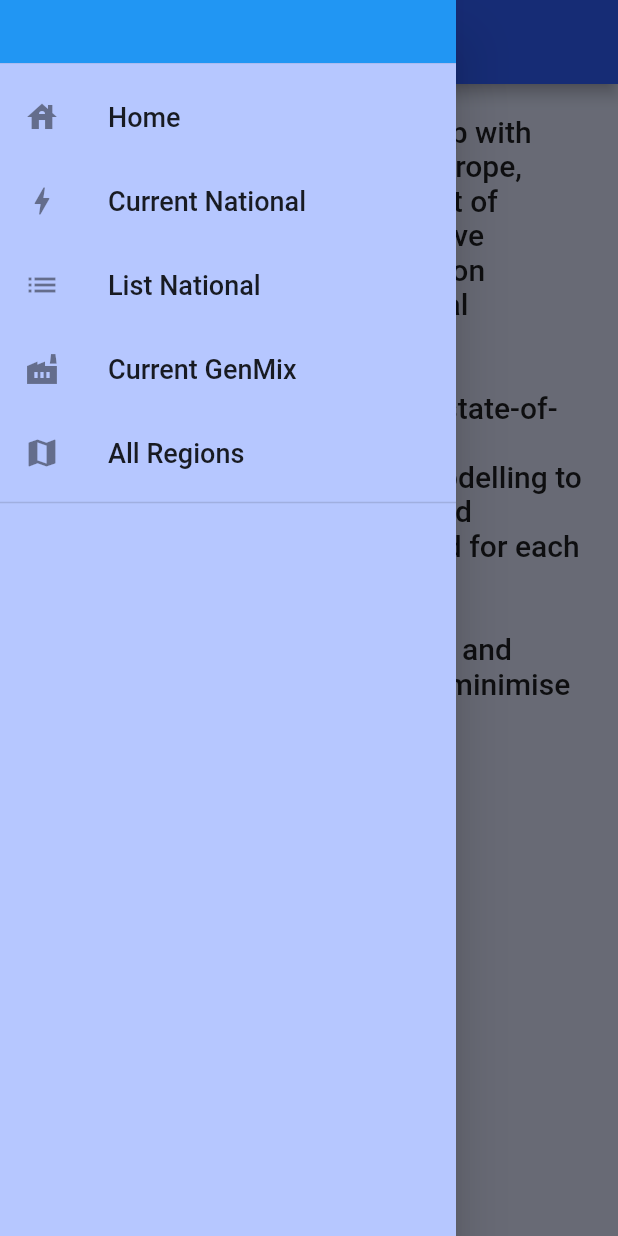
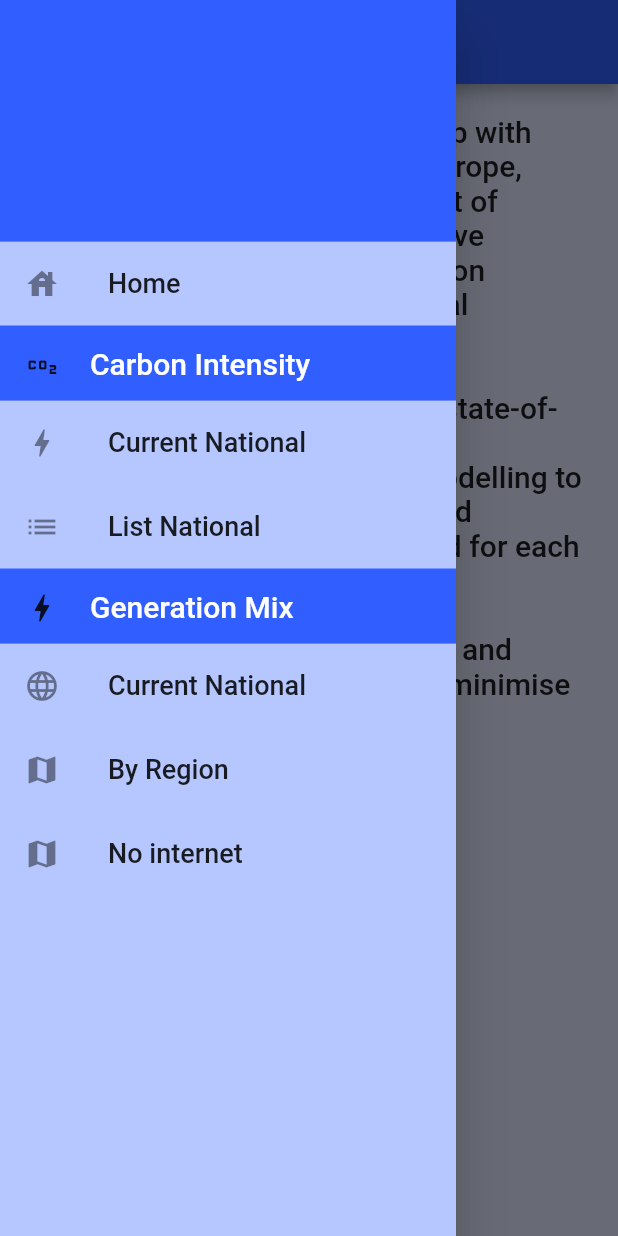
Before and after one commit to jordansrowles/carbonintensity_app, a Flutter app: the screen it shows after launch, with the side drawer open, on a phone screen of 412 x 824 dp. Run offline on Flutter 3.47's test engine with Material 2 defaults, Android fonts, the light colour scheme and no system bars; our stand-ins replace connectivity_plus, syncfusion_flutter_charts; missing offline and left inert: ukintensity_integration.

Commit message:
See full commit for details. Some minor changes, some breaking changes Ran reformatting, removed some dead comment blocks Added doc screenshots Added connectivity_plus 2.2.1, and some utility methods to utils.dart Added internet connection things to all_regional_intensity.dart Added Widget method for creating headings in drawer.dart, renamed some of the titles Added a no internet connection page (don't know if I'll use it yet)

```diff
--- a/ukintensity_frontend/lib/pages/home.dart
+++ b/ukintensity_frontend/lib/pages/home.dart
@@ -14,7 +14,6 @@ class MyHomePage extends StatefulWidget {
 }
 
 class _MyHomePageState extends State<MyHomePage> {
-
   _launchDocs() async {
     if (!await launchUrl(Uri.parse("https://carbon-intensity.github.io/api-definitions/"))) {
       throw 'Could not launch docs';
@@ -76,40 +75,9 @@ class _MyHomePageState extends State<MyHomePage> {
                       Flexible(child: ElevatedButton(onPressed: _launchEndpoints, child: const Text('API Endpoints'))),
                     ]),
                   ),
-
-                  /*
-                   Column(
-                        children: <Widget>[
-                          ElevatedButton(onPressed: _launchSite, child: const Text('API Website')),
-                          const Spacer(),
-                          ElevatedButton(onPressed: _launchDocs, child: const Text('API Documentation')),
-                          const Spacer(),
-                          ElevatedButton(onPressed: _launchEndpoints, child: const Text('API Endpoints'))
-                        ],
-                      )*/
                 ]),
           ),
         )
-
-        /*Center(
-        child: Column(
-          mainAxisAlignment: MainAxisAlignment.center,
-          children: <Widget>[
-            const Text(
-              'You have pushed the button this many times:',
-            ),
-            Text(
-              '$_counter',
-              style: Theme.of(context).textTheme.headline4,
-            ),
-          ],
-        ),
-      ),
-      floatingActionButton: FloatingActionButton(
-        onPressed: _incrementCounter,
-        tooltip: 'Increment',
-        child: const Icon(Icons.add),
-      ),*/
         );
   }
 }
--- a/ukintensity_frontend/lib/widgets/drawer.dart
+++ b/ukintensity_frontend/lib/widgets/drawer.dart
@@ -4,6 +4,8 @@ import 'package:ukintensity_app/pages/current/all_today_intensity_new.dart';
 import 'package:ukintensity_app/pages/current/generation_mix.dart';
 import 'package:ukintensity_app/pages/current/national_intensity.dart';
 import 'package:ukintensity_app/pages/home.dart';
+import 'package:ukintensity_app/pages/no_internet.dart';
+import 'package:ukintensity_app/utils/colours.dart';
 
 class DrawerWidget extends StatefulWidget {
   const DrawerWidget({super.key});
@@ -13,34 +15,60 @@ class DrawerWidget extends StatefulWidget {
 }
 
 class _DrawerWidgetState extends State<DrawerWidget> {
+  // default values for height from flutter _kDrawerHeaderHeight
+  Widget _createHeader(String text, {double height = 160.0 + 1.0, required BuildContext context, IconData? icon}) {
+    return SizedBox(
+      height: height,
+      child: DrawerHeader(
+          margin: EdgeInsets.zero,
+          padding: EdgeInsets.zero,
+          decoration: BoxDecoration(
+            color: Theme.of(context).colorScheme.primary,
+            /*image: DecorationImage(
+                fit: BoxFit.fill,
+                image:  AssetImage('path/to/header_background.png'))*/
+          ),
+          child: Stack(children: <Widget>[
+            Positioned(
+                bottom: 12.0,
+                left: 16.0,
+                child: Wrap(
+                  spacing: 20,
+                  children: <Widget>[
+                    Icon(icon),
+                    Text(text, style: const TextStyle(color: Colors.white, fontSize: 20.0, fontWeight: FontWeight.w500))
+                  ],
+                )),
+          ])),
+    );
+  }
+
   @override
   Widget build(BuildContext context) {
     return Drawer(
       child: ListView(
         padding: EdgeInsets.zero,
         children: [
-          const SizedBox(
-            height: 50,
-            child: DrawerHeader(
-              decoration: BoxDecoration(
-                color: Colors.blue,
-              ),
-              padding: EdgeInsets.zero,
-              child: Text(""),
+          _createHeader("", context: context),
+          ListTile(
+            title: const Text(
+              "Home",
+              style: TextStyle(fontSize: 18),
             ),
-          ),
-          ListTile(
-            title: const Text("Home", style: TextStyle(fontSize: 18),),
             leading: const Icon(Icons.house),
             onTap: () async {
               Navigator.of(context).push(MaterialPageRoute(
                   builder: (context) => const MyHomePage(
-                        title: "National Intensity UK",
+                        title: "Carbon Intensity UK",
                       )));
             },
           ),
+          _createHeader("Carbon Intensity", height: 50, context: context, icon: Icons.co2_outlined),
           ListTile(
-            title: const Text("Current National", style: TextStyle(fontSize: 18),),
+            title: const Text(
+              "Current National",
+              style: TextStyle(fontSize: 18),
+            ),
             leading: const Icon(Icons.bolt),
             onTap: () async {
               Navigator.of(context).push(MaterialPageRoute(
@@ -50,7 +78,10 @@ class _DrawerWidgetState extends State<DrawerWidget> {
             },
           ),
           ListTile(
-            title: const Text("List National", style: TextStyle(fontSize: 18),),
+            title: const Text(
+              "List National",
+              style: TextStyle(fontSize: 18),
+            ),
             leading: const Icon(Icons.list),
             onTap: () async {
               Navigator.of(context).push(MaterialPageRoute(
@@ -59,9 +90,13 @@ class _DrawerWidgetState extends State<DrawerWidget> {
                       )));
             },
           ),
+          _createHeader("Generation Mix", height: 50, context: context, icon: Icons.bolt),
           ListTile(
-            title: const Text("Current GenMix", style: TextStyle(fontSize: 18),),
-            leading: const Icon(Icons.factory),
+            title: const Text(
+              "Current National",
+              style: TextStyle(fontSize: 18),
+            ),
+            leading: const Icon(Icons.language_outlined),
             onTap: () async {
               Navigator.of(context).push(MaterialPageRoute(
                   builder: (context) => const CurrentGenMixPage(
@@ -69,18 +104,32 @@ class _DrawerWidgetState extends State<DrawerWidget> {
                       )));
             },
           ),
-          ListTile(            title: const Text("All Regions", style: TextStyle(fontSize: 18),),
+          ListTile(
+            title: const Text(
+              "By Region",
+              style: TextStyle(fontSize: 18),
+            ),
             leading: const Icon(Icons.map),
             onTap: () async {
               Navigator.of(context).push(MaterialPageRoute(
                   builder: (context) => const AllRegionalIntensityPage(
-                        title: "All Regions",
-                      )));
+                    title: "All Regions",
+                  )));
             },
           ),
-          const Divider(
-            height: 10,
-            thickness: 1,
+
+          ListTile(
+            title: const Text(
+              "No internet",
+              style: TextStyle(fontSize: 18),
+            ),
+            leading: const Icon(Icons.map),
+            onTap: () async {
+              Navigator.of(context).push(MaterialPageRoute(
+                  builder: (context) => const NoInternetPage(
+                    title: "No Connection!",
+                  )));
+            },
           ),
         ],
       ),
--- a/ukintensity_frontend/lib/widgets/intensity/intensity_card.dart
+++ b/ukintensity_frontend/lib/widgets/intensity/intensity_card.dart
@@ -6,12 +6,16 @@ import 'package:ukintensity_integration/ukintensity_integration.dart';
 
 class IntensityCard extends StatelessWidget {
   final IntensityData snapshot;
+
   /// show datetime string at top
   final bool showDate;
+
   /// display forecast and actual in the same column
   final bool isCompact;
+
   /// display actual column
   final bool showActual;
+
   /// display forecast column
   final bool showForecast;
 
--- a/ukintensity_frontend/pubspec.yaml
+++ b/ukintensity_frontend/pubspec.yaml
@@ -41,6 +41,7 @@ dependencies:
     path: ../ukintensity_integration
   syncfusion_flutter_charts: ^20.3.47
   url_launcher: ^6.1.6
+  connectivity_plus: ^2.2.1
   intl:
 
 dev_dependencies:
```
Also changed, not shown: ukintensity_frontend/lib/pages/current/all_regional_intensity.dart (+14 -0 lines), ukintensity_frontend/lib/pages/current/national_intensity.dart (+16 -4 lines), ukintensity_frontend/lib/pages/no_internet.dart (added, +74 -0 lines), ukintensity_frontend/lib/utils/utils.dart (+31 -0 lines), ukintensity_frontend/lib/widgets/intensity/chart.dart (+6 -6 lines), ukintensity_frontend/lib/main.dart (line endings or trailing spaces), ukintensity_frontend/pubspec.lock, 8 other files.
